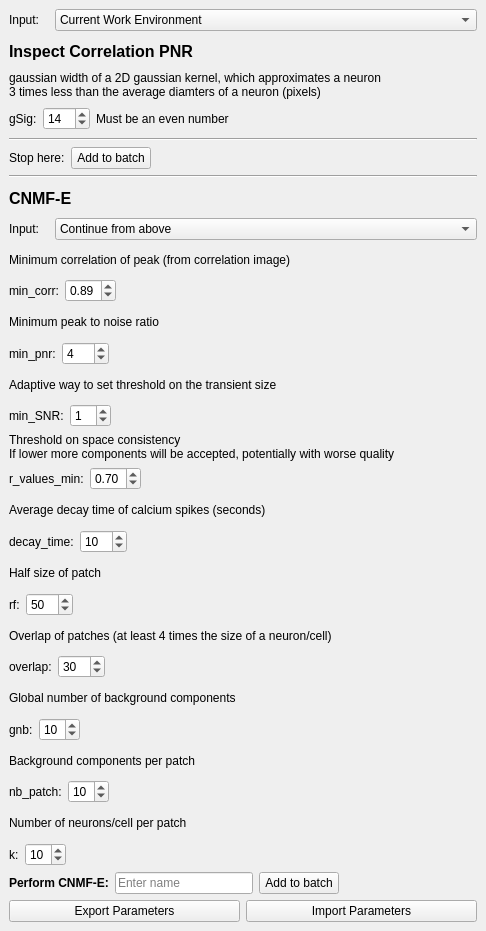
Qt form viewer_modules/modules/ui_files/cnmfe_pytemplate.ui (kushalkolar/MESmerize) before a commit.
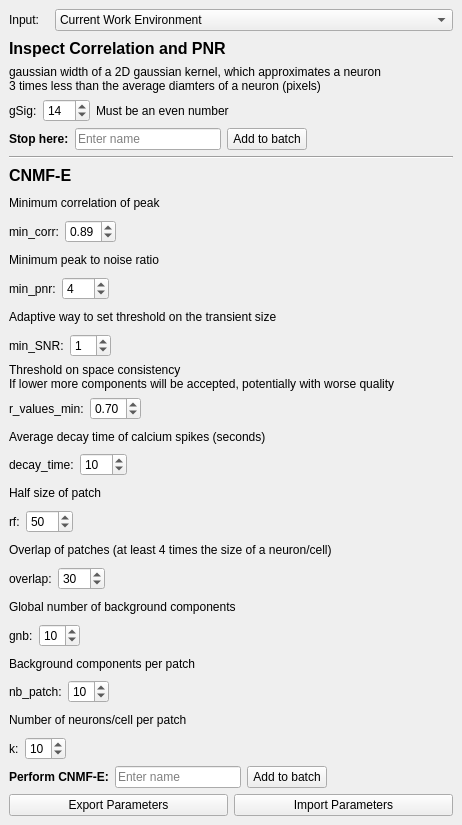
The same form after that commit.

Diff of the .ui file:
```diff
--- a/viewer_modules/modules/ui_files/cnmfe_pytemplate.ui
+++ b/viewer_modules/modules/ui_files/cnmfe_pytemplate.ui
@@ -9,8 +9,8 @@
    <rect>
     <x>0</x>
     <y>0</y>
-    <width>486</width>
-    <height>931</height>
+    <width>462</width>
+    <height>825</height>
    </rect>
   </property>
   <property name="floating">
@@ -21,7 +21,7 @@
   </property>
   <widget class="QWidget" name="dockWidgetContents">
    <layout class="QGridLayout" name="gridLayout">
-    <item row="22" column="0">
+    <item row="20" column="0">
      <layout class="QHBoxLayout" name="horizontalLayout_18">
       <item>
        <widget class="QLabel" name="label_26">
@@ -55,7 +55,7 @@
       </item>
      </layout>
     </item>
-    <item row="24" column="0">
+    <item row="22" column="0">
      <layout class="QHBoxLayout" name="horizontalLayout_19">
       <item>
        <widget class="QLabel" name="label_27">
@@ -134,7 +134,7 @@
        <string>Compute some summary images (correlation and peak to noise ratio)</string>
       </property>
       <property name="text">
-       <string>Inspect Correlation PNR</string>
+       <string>Inspect Correlation and PNR</string>
       </property>
      </widget>
     </item>
@@ -194,21 +194,27 @@
      </layout>
     </item>
     <item row="4" column="0">
-     <widget class="Line" name="line">
-      <property name="orientation">
-       <enum>Qt::Horizontal</enum>
-      </property>
-     </widget>
-    </item>
-    <item row="5" column="0">
      <layout class="QHBoxLayout" name="horizontalLayout_3">
       <item>
        <widget class="QLabel" name="label_9">
+        <property name="font">
+         <font>
+          <weight>75</weight>
+          <bold>true</bold>
+         </font>
+        </property>
         <property name="text">
          <string>Stop here:</string>
         </property>
        </widget>
       </item>
+      <item>
+       <widget class="QLineEdit" name="lineEdCorrPNRName">
+        <property name="placeholderText">
+         <string>Enter name</string>
+        </property>
+       </widget>
+      </item>
       <item>
        <widget class="QPushButton" name="btnAddToBatchCorrPNR">
         <property name="text">
@@ -231,14 +237,14 @@
       </item>
      </layout>
     </item>
-    <item row="6" column="0">
+    <item row="5" column="0">
      <widget class="Line" name="line_2">
       <property name="orientation">
        <enum>Qt::Horizontal</enum>
       </property>
      </widget>
     </item>
-    <item row="7" column="0">
+    <item row="6" column="0">
      <widget class="QLabel" name="label_20">
       <property name="font">
        <font>
@@ -252,45 +258,14 @@
       </property>
      </widget>
     </item>
-    <item row="8" column="0">
-     <layout class="QHBoxLayout" name="horizontalLayout_5">
-      <item>
-       <widget class="QLabel" name="label_6">
-        <property name="maximumSize">
-         <size>
-          <width>40</width>
-          <height>16777215</height>
-         </size>
-        </property>
-        <property name="text">
-         <string>Input:</string>
-        </property>
-       </widget>
-      </item>
-      <item>
-       <widget class="QComboBox" name="comboBoxCNMFE">
-        <item>
-         <property name="text">
-          <string>Continue from above</string>
-         </property>
-        </item>
-        <item>
-         <property name="text">
-          <string>Current Work Environment</string>
-         </property>
-        </item>
-       </widget>
-      </item>
-     </layout>
-    </item>
-    <item row="9" column="0">
+    <item row="7" column="0">
      <widget class="QLabel" name="label_7">
       <property name="text">
-       <string>Minimum correlation of peak (from correlation image)</string>
+       <string>Minimum correlation of peak</string>
       </property>
      </widget>
     </item>
-    <item row="10" column="0">
+    <item row="8" column="0">
      <layout class="QHBoxLayout" name="horizontalLayout_6">
       <item>
        <widget class="QLabel" name="label_8">
@@ -327,14 +302,14 @@
       </item>
      </layout>
     </item>
-    <item row="11" column="0">
+    <item row="9" column="0">
      <widget class="QLabel" name="label_11">
       <property name="text">
        <string>Minimum peak to noise ratio</string>
       </property>
      </widget>
     </item>
-    <item row="12" column="0">
+    <item row="10" column="0">
      <layout class="QHBoxLayout" name="horizontalLayout_7">
       <item>
        <widget class="QLabel" name="label_10">
@@ -368,14 +343,14 @@
       </item>
      </layout>
     </item>
-    <item row="13" column="0">
+    <item row="11" column="0">
      <widget class="QLabel" name="label_13">
       <property name="text">
        <string>Adaptive way to set threshold on the transient size</string>
       </property>
      </widget>
     </item>
-    <item row="14" column="0">
+    <item row="12" column="0">
      <layout class="QHBoxLayout" name="horizontalLayout_8">
       <item>
        <widget class="QLabel" name="label_12">
@@ -406,7 +381,7 @@
       </item>
      </layout>
     </item>
-    <item row="15" column="0">
+    <item row="13" column="0">
      <widget class="QLabel" name="label_14">
       <property name="text">
        <string>Threshold on space consistency 
@@ -414,7 +389,7 @@
       </property>
      </widget>
     </item>
-    <item row="16" column="0">
+    <item row="14" column="0">
      <layout class="QHBoxLayout" name="horizontalLayout_9">
       <item>
        <widget class="QLabel" name="label_15">
@@ -451,14 +426,14 @@
       </item>
      </layout>
     </item>
-    <item row="17" column="0">
+    <item row="15" column="0">
      <widget class="QLabel" name="label_17">
       <property name="text">
        <string>Average decay time of calcium spikes (seconds)</string>
       </property>
      </widget>
     </item>
-    <item row="18" column="0">
+    <item row="16" column="0">
      <layout class="QHBoxLayout" name="horizontalLayout_10">
       <item>
        <widget class="QLabel" name="label_16">
@@ -495,7 +470,7 @@
       </item>
      </layout>
     </item>
-    <item row="29" column="0">
+    <item row="27" column="0">
      <layout class="QHBoxLayout" name="horizontalLayout_11">
       <item>
        <widget class="QLabel" name="label_18">
@@ -539,7 +514,7 @@
       </item>
      </layout>
     </item>
-    <item row="30" column="0">
+    <item row="28" column="0">
      <layout class="QHBoxLayout" name="horizontalLayout_12">
       <item>
        <widget class="QPushButton" name="btnExport">
@@ -557,14 +532,14 @@
       </item>
      </layout>
     </item>
-    <item row="23" column="0">
+    <item row="21" column="0">
      <widget class="QLabel" name="label_28">
       <property name="text">
        <string>Global number of background components</string>
       </property>
      </widget>
     </item>
-    <item row="20" column="0">
+    <item row="18" column="0">
      <layout class="QHBoxLayout" name="horizontalLayout_13">
       <item>
        <widget class="QLabel" name="label_21">
@@ -598,14 +573,14 @@
       </item>
      </layout>
     </item>
-    <item row="21" column="0">
+    <item row="19" column="0">
      <widget class="QLabel" name="label_25">
       <property name="text">
        <string>Overlap of patches (at least 4 times the size of a neuron/cell)</string>
       </property>
      </widget>
     </item>
-    <item row="28" column="0">
+    <item row="26" column="0">
      <layout class="QHBoxLayout" name="horizontalLayout_21">
       <item>
        <widget class="QLabel" name="label_31">
@@ -639,14 +614,14 @@
       </item>
      </layout>
     </item>
-    <item row="25" column="0">
+    <item row="23" column="0">
      <widget class="QLabel" name="label_30">
       <property name="text">
        <string>Background components per patch</string>
       </property>
      </widget>
     </item>
-    <item row="26" column="0">
+    <item row="24" column="0">
      <layout class="QHBoxLayout" name="horizontalLayout_20">
       <item>
        <widget class="QLabel" name="label_29">
@@ -680,14 +655,14 @@
       </item>
      </layout>
     </item>
-    <item row="19" column="0">
+    <item row="17" column="0">
      <widget class="QLabel" name="label_24">
       <property name="text">
        <string>Half size of patch</string>
       </property>
      </widget>
     </item>
-    <item row="27" column="0">
+    <item row="25" column="0">
      <widget class="QLabel" name="label_32">
       <property name="text">
        <string>Number of neurons/cell per patch</string>
```
Left out of the diff: 5 changed lines with no effect on the pictures.
